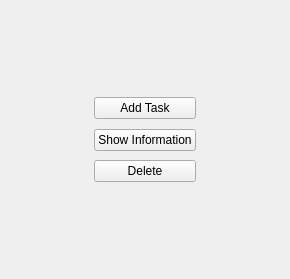
Above: src/simpletasklistwidgetmenu.ui from tuxamito/SimpleTaskManager before the change. Below: the same form after it.
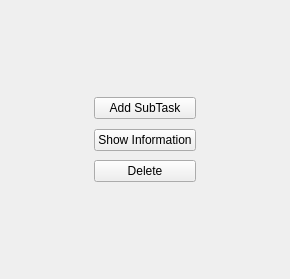
That is the form after the change.

The edit to the form file:
```diff
--- a/src/simpletasklistwidgetmenu.ui
+++ b/src/simpletasklistwidgetmenu.ui
@@ -94,7 +94,7 @@
      <item row="0" column="1">
       <widget class="QPushButton" name="buttonAddTask">
        <property name="text">
-        <string>Add Task</string>
+        <string>Add SubTask</string>
        </property>
       </widget>
      </item>
```
